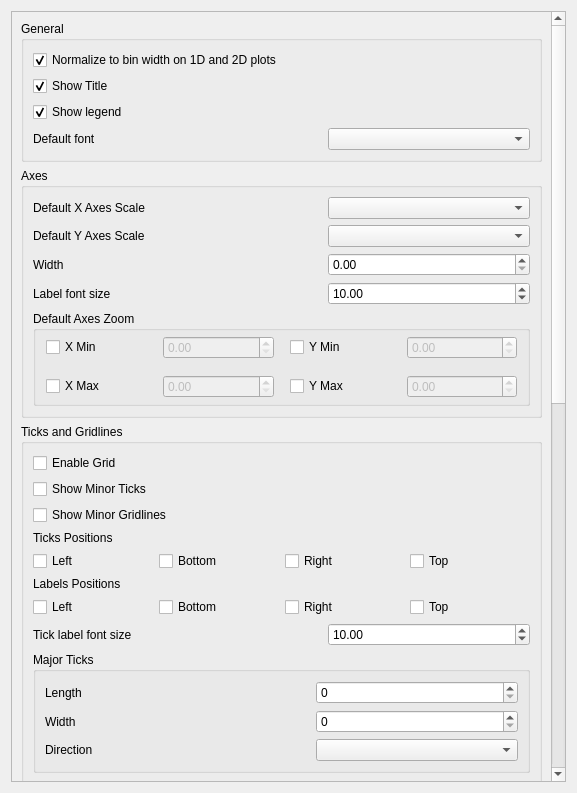
Before: the Qt Designer form qt/applications/workbench/workbench/widgets/settings/plots/section_plots.ui in mantidproject/mantid, drawn with Qt 5.
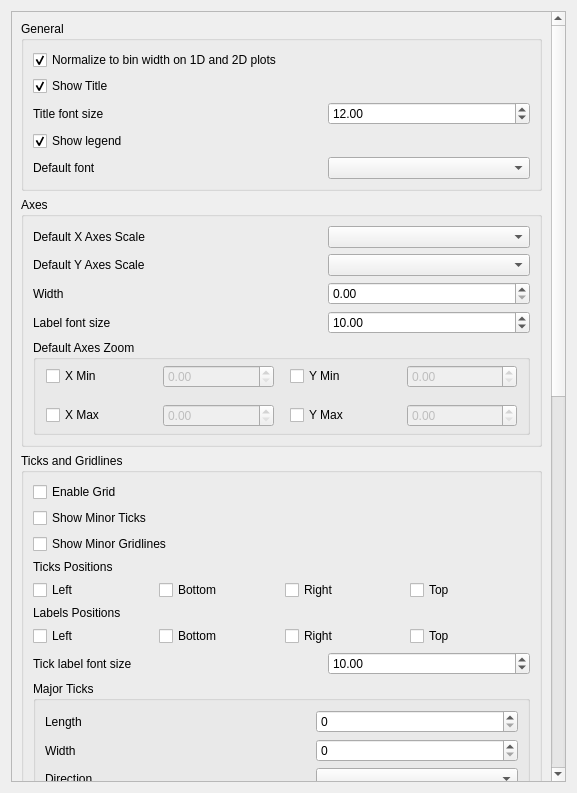
After: the same form once the commit is applied.

Commit message: Expose title font size and update image for docs.

```diff
--- a/qt/applications/workbench/workbench/widgets/settings/plots/section_plots.ui
+++ b/qt/applications/workbench/workbench/widgets/settings/plots/section_plots.ui
@@ -87,6 +87,45 @@
               </property>
              </widget>
             </item>
+            <item>
+             <layout class="QHBoxLayout" name="horizontalLayout_49">
+              <property name="spacing">
+               <number>3</number>
+              </property>
+              <item>
+               <widget class="QLabel" name="title_font_size_label">
+                <property name="text">
+                 <string>Title font size</string>
+                </property>
+               </widget>
+              </item>
+              <item>
+               <widget class="QDoubleSpinBox" name="title_font_size">
+                <property name="maximumSize">
+                 <size>
+                  <width>202</width>
+                  <height>16777215</height>
+                 </size>
+                </property>
+                <property name="focusPolicy">
+                 <enum>Qt::StrongFocus</enum>
+                </property>
+                <property name="minimum">
+                 <double>0.500000000000000</double>
+                </property>
+                <property name="maximum">
+                 <double>20.000000000000000</double>
+                </property>
+                <property name="singleStep">
+                 <double>0.500000000000000</double>
+                </property>
+                <property name="value">
+                 <double>12.000000000000000</double>
+                </property>
+               </widget>
+              </item>
+             </layout>
+            </item>
             <item>
              <widget class="QCheckBox" name="show_legend">
               <property name="text">
```
The commit also changes 9 other files.
